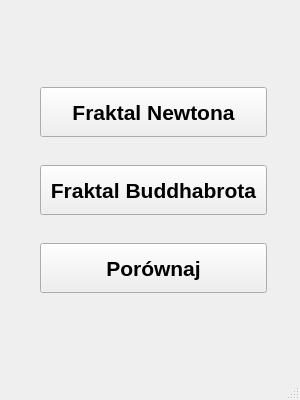
Kosmit147/Fractals, file src/MainWindow.ui: the form before one commit.
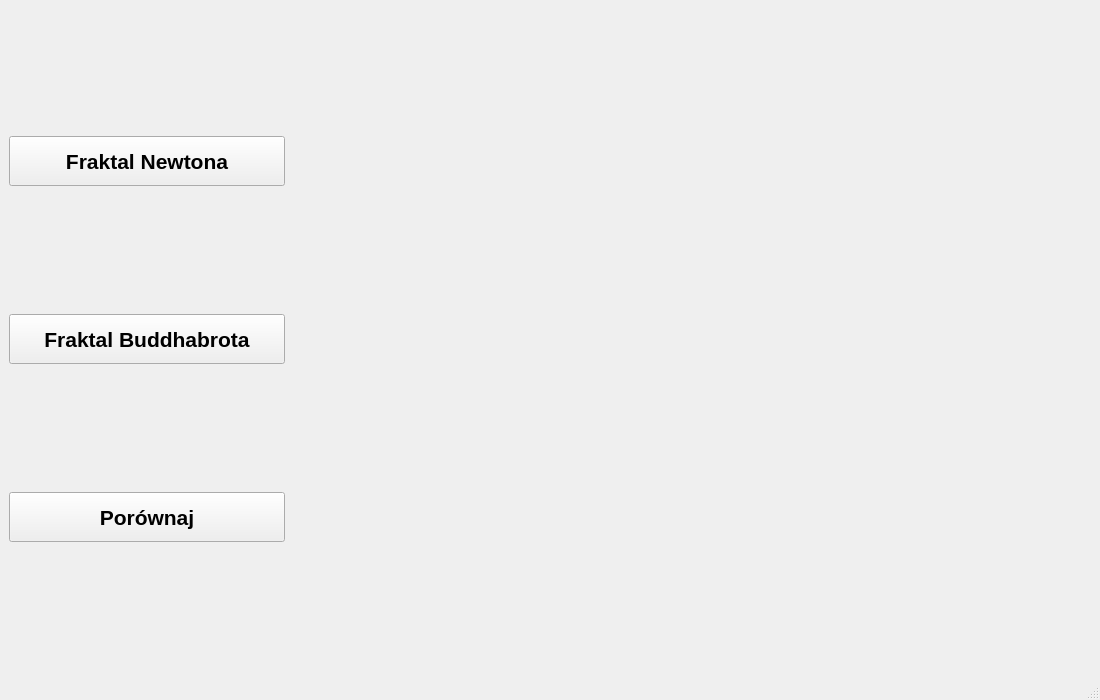
The form after the commit.

Commit message: displayed fractals in QLabel without unecessary dialogs

```diff
--- a/src/MainWindow.ui
+++ b/src/MainWindow.ui
@@ -6,23 +6,16 @@
    <rect>
     <x>0</x>
     <y>0</y>
-    <width>300</width>
-    <height>400</height>
+    <width>1100</width>
+    <height>700</height>
    </rect>
   </property>
   <property name="windowTitle">
    <string>MainWindow</string>
   </property>
   <widget class="QWidget" name="centralwidget">
-   <widget class="QWidget" name="">
-    <property name="geometry">
-     <rect>
-      <x>40</x>
-      <y>60</y>
-      <width>227</width>
-      <height>260</height>
-     </rect>
-    </property>
+   <layout class="QHBoxLayout" name="horizontalLayout">
+    <item>
     <layout class="QVBoxLayout" name="verticalLayout_2">
      <property name="spacing">
       <number>1</number>
@@ -88,7 +81,21 @@
       </widget>
      </item>
     </layout>
-   </widget>
+    </item>
+    <item>
+     <widget class="QLabel" name="labelView">
+      <property name="minimumSize">
+       <size>
+        <width>800</width>
+        <height>600</height>
+       </size>
+      </property>
+      <property name="text">
+       <string/>
+      </property>
+     </widget>
+    </item>
+   </layout>
   </widget>
   <widget class="QMenuBar" name="menubar">
    <property name="geometry">
```
Left out of the diff: 2 changed lines with no effect on the pictures. Lines whose indentation alone changed are shown as unchanged. The commit also changes 9 other files.
